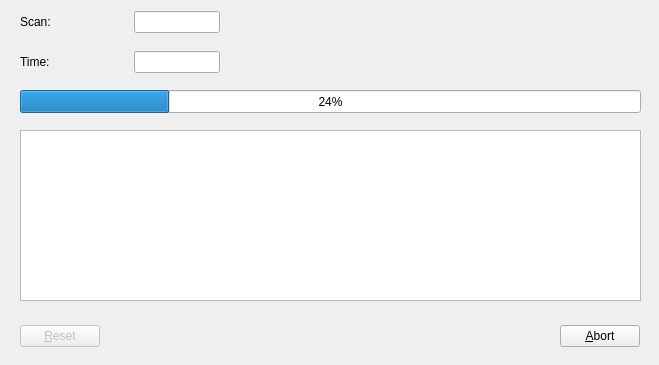
aardk/sfxc, file sfxc-gui/progress.ui: the form before one commit.
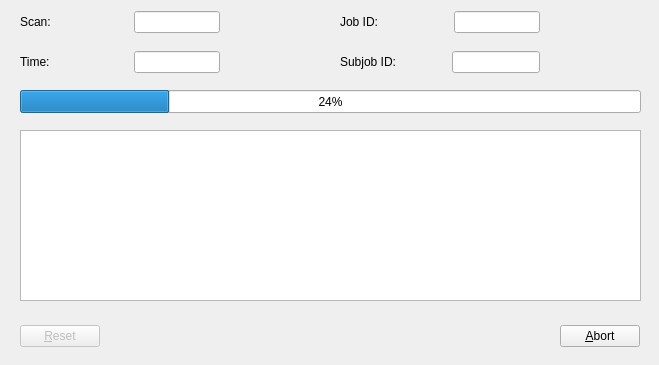
The form after the commit.

Commit message: Print job ID and subjob ID if they are available.

```diff
--- a/sfxc-gui/progress.ui
+++ b/sfxc-gui/progress.ui
@@ -207,6 +207,108 @@
     <number>24</number>
    </property>
   </widget>
+  <widget class="QWidget" name="Layout3_2">
+   <property name="geometry">
+    <rect>
+     <x>340</x>
+     <y>10</y>
+     <width>200</width>
+     <height>24</height>
+    </rect>
+   </property>
+   <layout class="QHBoxLayout" name="_2">
+    <property name="spacing">
+     <number>6</number>
+    </property>
+    <property name="margin">
+     <number>0</number>
+    </property>
+    <item>
+     <widget class="QLabel" name="jobLabel">
+      <property name="text">
+       <string>Job ID:</string>
+      </property>
+      <property name="wordWrap">
+       <bool>false</bool>
+      </property>
+     </widget>
+    </item>
+    <item>
+     <spacer name="Spacer3_2">
+      <property name="orientation">
+       <enum>Qt::Horizontal</enum>
+      </property>
+      <property name="sizeType">
+       <enum>QSizePolicy::Expanding</enum>
+      </property>
+      <property name="sizeHint" stdset="0">
+       <size>
+        <width>93</width>
+        <height>20</height>
+       </size>
+      </property>
+     </spacer>
+    </item>
+    <item>
+     <widget class="QLineEdit" name="jobEdit">
+      <property name="readOnly">
+       <bool>true</bool>
+      </property>
+     </widget>
+    </item>
+   </layout>
+  </widget>
+  <widget class="QWidget" name="Layout3_3">
+   <property name="geometry">
+    <rect>
+     <x>340</x>
+     <y>50</y>
+     <width>200</width>
+     <height>24</height>
+    </rect>
+   </property>
+   <layout class="QHBoxLayout" name="_3">
+    <property name="spacing">
+     <number>6</number>
+    </property>
+    <property name="margin">
+     <number>0</number>
+    </property>
+    <item>
+     <widget class="QLabel" name="subjobLabel">
+      <property name="text">
+       <string>Subjob ID:</string>
+      </property>
+      <property name="wordWrap">
+       <bool>false</bool>
+      </property>
+     </widget>
+    </item>
+    <item>
+     <spacer name="Spacer3_3">
+      <property name="orientation">
+       <enum>Qt::Horizontal</enum>
+      </property>
+      <property name="sizeType">
+       <enum>QSizePolicy::Expanding</enum>
+      </property>
+      <property name="sizeHint" stdset="0">
+       <size>
+        <width>70</width>
+        <height>20</height>
+       </size>
+      </property>
+     </spacer>
+    </item>
+    <item>
+     <widget class="QLineEdit" name="subjobEdit">
+      <property name="readOnly">
+       <bool>true</bool>
+      </property>
+     </widget>
+    </item>
+   </layout>
+  </widget>
  </widget>
  <layoutdefault spacing="6" margin="11"/>
  <pixmapfunction>qPixmapFromMimeSource</pixmapfunction>
```
Left out of the diff: 6 changed lines with no effect on the pictures. The commit also changes 1 other file.
